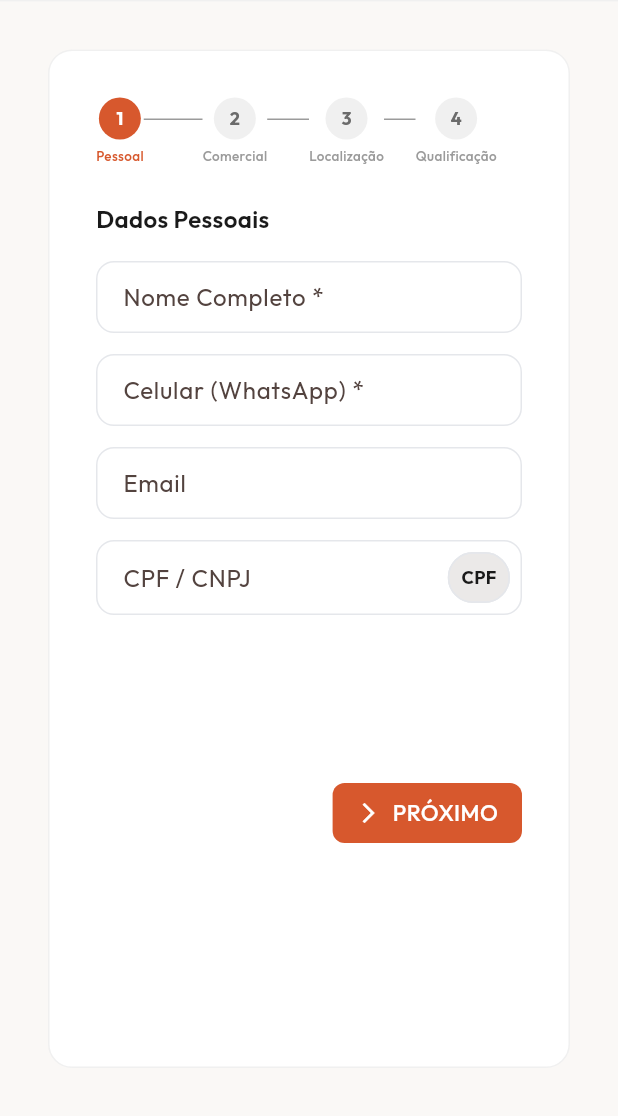
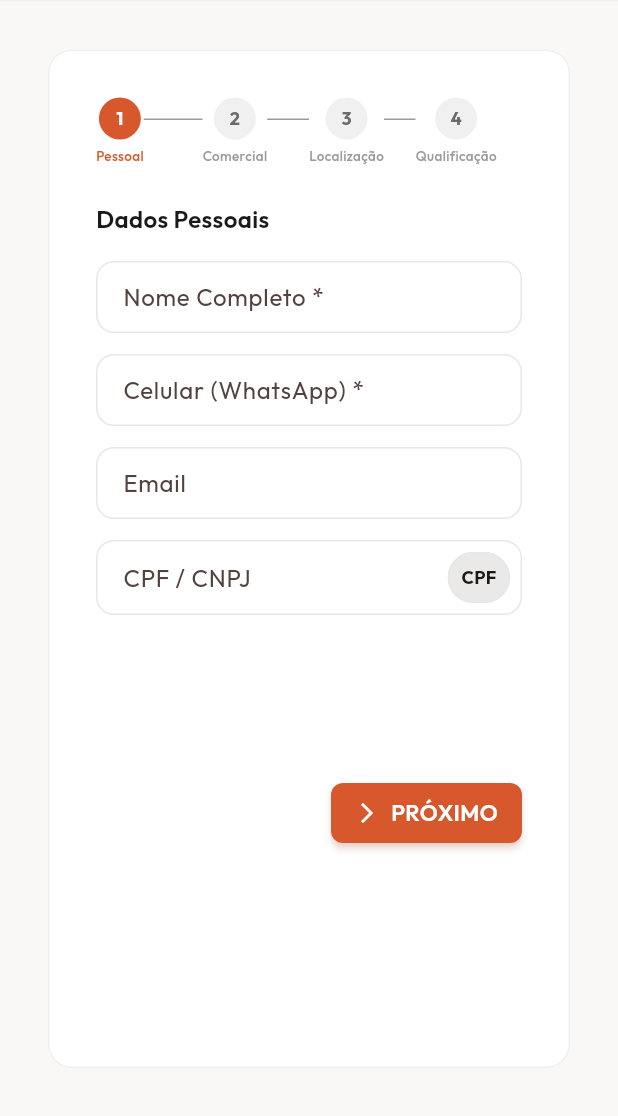
Before and after one commit to Greed9797/-liveshop_saas-frontend-, a Flutter app: the CadastroClienteScreen screen opened directly, on a phone screen of 412 x 824 dp, the part 120-1236 px from its top. Run offline on Flutter 3.47's test engine with Material 3 defaults, Android fonts, the phone set to English and light mode, and no system bars; our stand-ins replace dio, fl_chart, flutter_map, flutter_riverpod, flutter_secure_storage, google_fonts and 3 more; accounts and stored records are empty; network calls fail.

Commit message:
feat(ui): botões 3D + MoneyText chamativo + hover states
Botões com profundidade:
- ElevatedButton/FilledButton/OutlinedButton themes: elevation 2
  (hover 6, pressed 1), shadowColor tintado com a primary@40%,
  borderRadius 10px, padding 24h/14v, animationDuration 150ms
- OutlinedButton hover: background primary@6%
- ActionButton widget: elevation + shadowColor na cor do botão,
  hover 6, pressed 1, fontWeight 600, letterSpacing 0.3
- FilledButton theme adicionado (estava faltando)

MoneyText widget (novo):
- lib/widgets/money_text.dart — RichText com 'R$' a 65% do tamanho
  com opacity 60%, valor principal com letterSpacing -0.5 para
  visual premium tipo Stripe/Linear
- Formatação pt_BR nativa (ponto milhares, vírgula centavos) via
  NumberFormat.currency
- Aplicado em:
  * financeiro_screen._QuickMetric (BRUTO/LÍQUIDO/CUSTOS operacional)
  * financeiro_screen._KpiReceita (BRUTO/LÍQUIDO/CUSTOS recebíveis)
  * money_card (Home Faturamento Total + subvalues BRUTO/LÍQUIDO)
- Preservado o placeholder 'R$ •••••••' quando isVisible=false

CabineCard hover:
- InkWell com hoverColor: primary@4% e splashColor: primary@8%
- Feedback visual sutil ao passar o mouse

Co-Authored-By: Claude Sonnet 4.6 <noreply@anthropic.com>

```diff
--- a/lib/widgets/action_button.dart
+++ b/lib/widgets/action_button.dart
@@ -2,7 +2,8 @@ import 'package:flutter/material.dart';
 import '../theme/theme.dart';
 import '../theme/app_radius.dart';
 
-/// Botão de ação padrão do sistema
+/// Botão de ação padrão do sistema — com profundidade 3D (elevation,
+/// sombra colorida, hover states).
 class ActionButton extends StatelessWidget {
   final String label;
   final VoidCallback? onPressed;
@@ -30,14 +31,25 @@ class ActionButton extends StatelessWidget {
             ? Icon(icon, size: 16, color: btnColor)
             : const SizedBox.shrink(),
         label: Text(label,
-            style: TextStyle(color: btnColor, fontWeight: FontWeight.w500),
+            style: TextStyle(
+                color: btnColor,
+                fontWeight: FontWeight.w600,
+                letterSpacing: 0.3),
             overflow: TextOverflow.ellipsis),
         style: OutlinedButton.styleFrom(
-          side: BorderSide(color: btnColor),
+          side: BorderSide(color: btnColor, width: 1.5),
           shape: RoundedRectangleBorder(
               borderRadius: BorderRadius.circular(AppRadius.md)),
           padding:
               const EdgeInsets.symmetric(horizontal: 16, vertical: 10),
+          animationDuration: const Duration(milliseconds: 150),
+        ).copyWith(
+          backgroundColor: WidgetStateProperty.resolveWith<Color?>((states) {
+            if (states.contains(WidgetState.hovered)) {
+              return btnColor.withValues(alpha: 0.06);
+            }
+            return null;
+          }),
         ),
       );
     }
@@ -49,14 +61,26 @@ class ActionButton extends StatelessWidget {
           : const SizedBox.shrink(),
       label: Text(label,
           style: const TextStyle(
-              color: Colors.white, fontWeight: FontWeight.w500),
+              color: Colors.white,
+              fontWeight: FontWeight.w600,
+              letterSpacing: 0.3),
           overflow: TextOverflow.ellipsis),
       style: ElevatedButton.styleFrom(
         backgroundColor: btnColor,
-        elevation: 0,
+        foregroundColor: Colors.white,
+        elevation: 2,
+        shadowColor: btnColor.withValues(alpha: 0.4),
         shape: RoundedRectangleBorder(
             borderRadius: BorderRadius.circular(AppRadius.md)),
         padding: const EdgeInsets.symmetric(horizontal: 16, vertical: 10),
+        animationDuration: const Duration(milliseconds: 150),
+      ).copyWith(
+        elevation: WidgetStateProperty.resolveWith<double>((states) {
+          if (states.contains(WidgetState.disabled)) return 0;
+          if (states.contains(WidgetState.pressed)) return 1;
+          if (states.contains(WidgetState.hovered)) return 6;
+          return 2;
+        }),
       ),
     );
   }
--- a/lib/widgets/cabine_card.dart
+++ b/lib/widgets/cabine_card.dart
@@ -53,6 +53,8 @@ class CabineCard extends StatelessWidget {
       ),
       child: InkWell(
         onTap: onTap,
+        hoverColor: colors.primary.withValues(alpha: 0.04),
+        splashColor: colors.primary.withValues(alpha: 0.08),
         child: Row(
           crossAxisAlignment: CrossAxisAlignment.stretch,
           children: [
```
Also changed, not shown: lib/screens/financeiro/financeiro_screen.dart (+3 -24 lines), lib/theme/app_theme.dart (+44 -5 lines), lib/widgets/money_card.dart (+17 -7 lines), lib/widgets/money_text.dart (added, +67 -0 lines).
